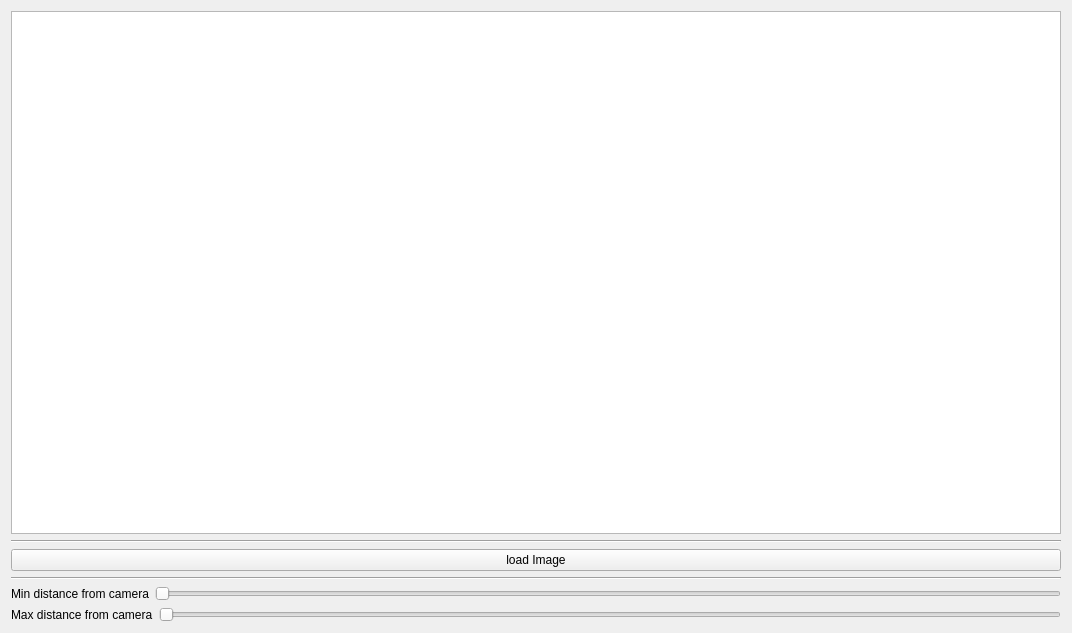
The window that src/app/ui/widget.ui (pgredys/human-vision-tape) describes before a commit, drawn with Qt 5.
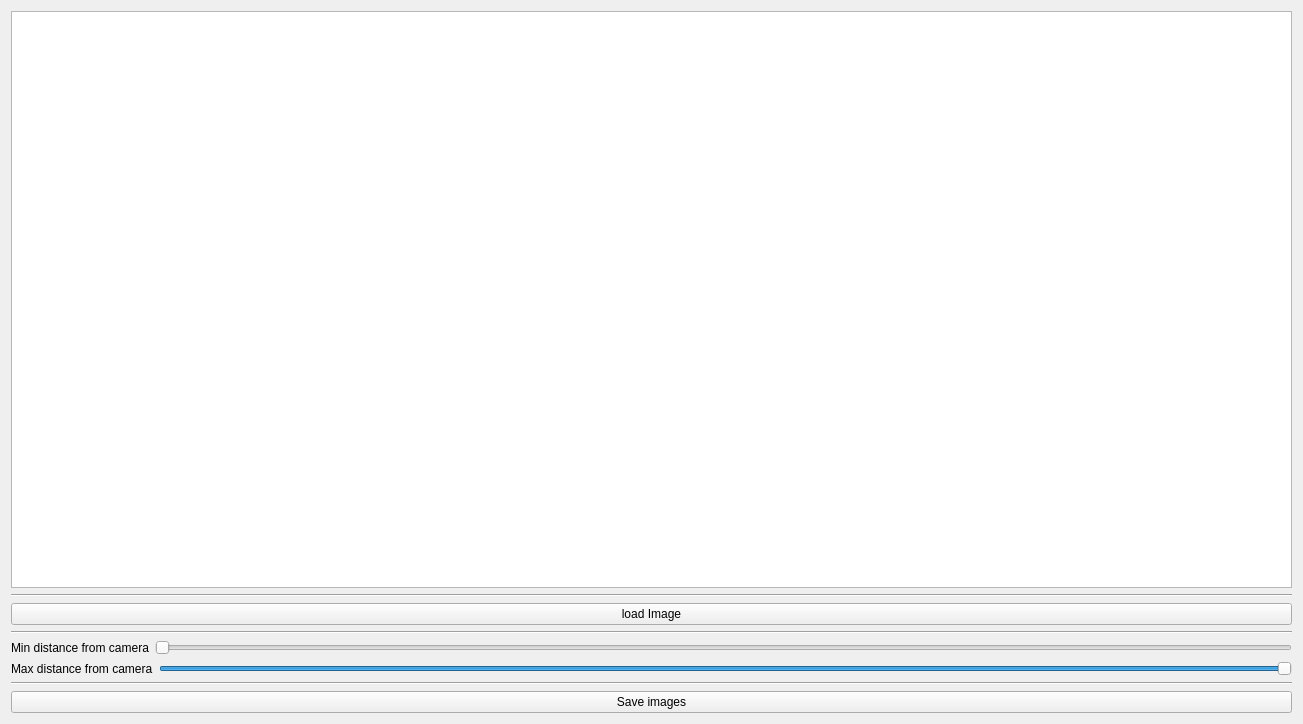
The same window after the commit.

Commit message: GUI working with L515

```diff
--- a/src/app/ui/widget.ui
+++ b/src/app/ui/widget.ui
@@ -6,16 +6,22 @@
    <rect>
     <x>0</x>
     <y>0</y>
-    <width>1072</width>
-    <height>633</height>
+    <width>1303</width>
+    <height>724</height>
    </rect>
   </property>
   <property name="windowTitle">
    <string>Form</string>
   </property>
-  <layout class="QHBoxLayout" name="horizontalLayout_3">
+  <property name="autoFillBackground">
+   <bool>false</bool>
+  </property>
+  <layout class="QVBoxLayout" name="verticalLayout_2">
    <item>
     <layout class="QVBoxLayout" name="verticalLayout">
+     <item>
+      <layout class="QHBoxLayout" name="horizontalLayout_3"/>
+     </item>
      <item>
       <widget class="QGraphicsView" name="graphicsView">
        <property name="enabled">
@@ -45,7 +51,7 @@
       </widget>
      </item>
      <item>
-      <layout class="QHBoxLayout" name="horizontalLayout_2">
+      <layout class="QHBoxLayout" name="horizontalLayout">
        <item>
         <widget class="QLabel" name="label">
          <property name="text">
@@ -54,7 +60,13 @@
         </widget>
        </item>
        <item>
-        <widget class="QSlider" name="horizontalSlider">
+        <widget class="QSlider" name="min_dist_slider">
+         <property name="maximum">
+          <number>150</number>
+         </property>
+         <property name="singleStep">
+          <number>5</number>
+         </property>
          <property name="orientation">
           <enum>Qt::Horizontal</enum>
          </property>
@@ -63,7 +75,7 @@
       </layout>
      </item>
      <item>
-      <layout class="QHBoxLayout" name="horizontalLayout">
+      <layout class="QHBoxLayout" name="horizontalLayout_2">
        <item>
         <widget class="QLabel" name="label_2">
          <property name="text">
@@ -72,7 +84,16 @@
         </widget>
        </item>
        <item>
-        <widget class="QSlider" name="horizontalSlider_2">
+        <widget class="QSlider" name="max_dist_slider">
+         <property name="maximum">
+          <number>150</number>
+         </property>
+         <property name="singleStep">
+          <number>5</number>
+         </property>
+         <property name="value">
+          <number>150</number>
+         </property>
          <property name="orientation">
           <enum>Qt::Horizontal</enum>
          </property>
@@ -80,6 +101,20 @@
        </item>
       </layout>
      </item>
+     <item>
+      <widget class="Line" name="line_3">
+       <property name="orientation">
+        <enum>Qt::Horizontal</enum>
+       </property>
+      </widget>
+     </item>
+     <item>
+      <widget class="QPushButton" name="save_button">
+       <property name="text">
+        <string>Save images</string>
+       </property>
+      </widget>
+     </item>
     </layout>
    </item>
   </layout>
```
The commit also changes 2 other files.
